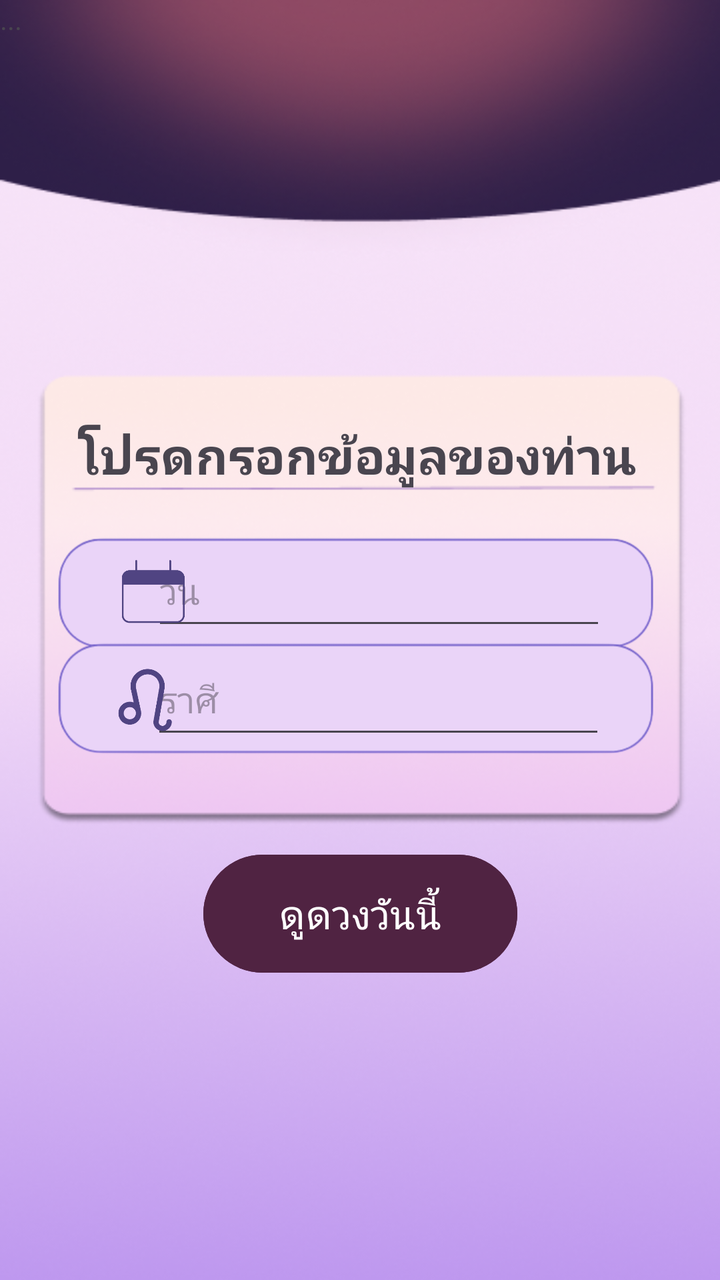
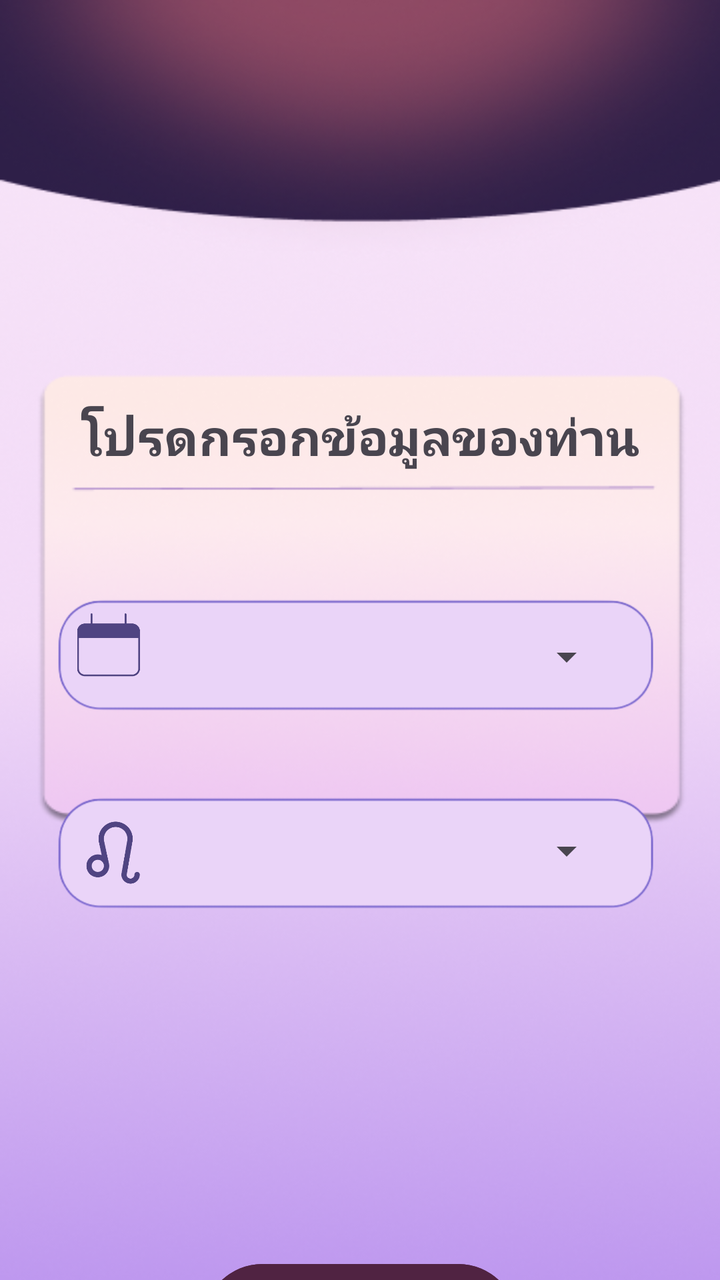

The first picture is an Android layout as it rendered before a commit; the second is the same layout after the commit. The layout source and the unified diff follow.
<!-- AndroidManifest.xml: application theme Theme.Dara -->
<!-- res/layout/fragment_info.xml -->
<?xml version="1.0" encoding="utf-8"?>
<androidx.constraintlayout.widget.ConstraintLayout xmlns:android="http://schemas.android.com/apk/res/android"
    xmlns:app="http://schemas.android.com/apk/res-auto"
    xmlns:tools="http://schemas.android.com/tools"
    android:layout_width="match_parent"
    android:layout_height="match_parent"
    android:background="@drawable/info_dara"
    tools:context=".InfoFragment">

    

    <TextView
        android:layout_width="match_parent"
        android:layout_height="match_parent"
        android:text="@string/hello_blank_fragment"
        tools:layout_editor_absoluteX="140dp"
        tools:layout_editor_absoluteY="-370dp" />

    <TextView
        android:id="@+id/textView3"
        android:layout_width="283dp"
        android:layout_height="36dp"
        android:fontFamily="@font/montserrat"
        android:text="โปรดกรอกข้อมูลของท่าน"
        android:textSize="25sp"
        android:textStyle="bold"
        app:layout_constraintBottom_toBottomOf="parent"
        app:layout_constraintEnd_toEndOf="parent"
        app:layout_constraintStart_toStartOf="parent"
        app:layout_constraintTop_toTopOf="parent"
        app:layout_constraintVertical_bias="0.348" />

    <ImageView
        android:id="@+id/imageView3"
        android:layout_width="362dp"
        android:layout_height="111dp"
        app:layout_constraintBottom_toBottomOf="parent"
        app:layout_constraintEnd_toEndOf="parent"
        app:layout_constraintHorizontal_bias="0.489"
        app:layout_constraintStart_toStartOf="parent"
        app:layout_constraintTop_toTopOf="parent"
        app:layout_constraintVertical_bias="0.447"
        app:srcCompat="@drawable/frame" />

    <ImageView
        android:id="@+id/imageView4"
        android:layout_width="362dp"
        android:layout_height="111dp"
        app:layout_constraintBottom_toBottomOf="parent"
        app:layout_constraintEnd_toEndOf="parent"
        app:layout_constraintHorizontal_bias="0.489"
        app:layout_constraintStart_toStartOf="parent"
        app:layout_constraintTop_toTopOf="parent"
        app:layout_constraintVertical_bias="0.546"
        app:srcCompat="@drawable/frame" />

    <EditText
        android:id="@+id/editTextText"
        android:layout_width="227dp"
        android:layout_height="52dp"
        android:ems="10"
        android:hint="วัน"
        android:inputType="text"
        app:layout_constraintBottom_toBottomOf="parent"
        app:layout_constraintEnd_toEndOf="parent"
        app:layout_constraintHorizontal_bias="0.572"
        app:layout_constraintStart_toStartOf="parent"
        app:layout_constraintTop_toTopOf="parent"
        app:layout_constraintVertical_bias="0.456" />

    <EditText
        android:id="@+id/edt_info_zodiac"
        android:layout_width="227dp"
        android:layout_height="52dp"
        android:ems="10"
        android:hint="ราศี"
        android:inputType="text"
        app:layout_constraintBottom_toBottomOf="parent"
        app:layout_constraintEnd_toEndOf="parent"
        app:layout_constraintHorizontal_bias="0.57"
        app:layout_constraintStart_toStartOf="parent"
        app:layout_constraintTop_toTopOf="parent"
        app:layout_constraintVertical_bias="0.548" />

    <ImageView
        android:id="@+id/imageView6"
        android:layout_width="35dp"
        android:layout_height="34dp"
        app:layout_constraintBottom_toBottomOf="parent"
        app:layout_constraintEnd_toEndOf="parent"
        app:layout_constraintHorizontal_bias="0.17"
        app:layout_constraintStart_toStartOf="parent"
        app:layout_constraintTop_toTopOf="parent"
        app:layout_constraintVertical_bias="0.548"
        app:srcCompat="@drawable/zodiac" />

    <ImageView
        android:id="@+id/imageView7"
        android:layout_width="38dp"
        android:layout_height="42dp"
        app:layout_constraintBottom_toBottomOf="parent"
        app:layout_constraintEnd_toEndOf="parent"
        app:layout_constraintHorizontal_bias="0.179"
        app:layout_constraintStart_toStartOf="parent"
        app:layout_constraintTop_toTopOf="parent"
        app:layout_constraintVertical_bias="0.461"
        app:srcCompat="@drawable/calendar" />

    <Button
        android:id="@+id/btn_info"
        android:layout_width="157dp"
        android:layout_height="67dp"
        android:backgroundTint="#502342"
        android:fontFamily="@font/montserrat"
        android:text="ดูดวงวันนี้"
        android:textSize="20sp"
        app:layout_constraintBottom_toBottomOf="parent"
        app:layout_constraintEnd_toEndOf="parent"
        app:layout_constraintStart_toStartOf="parent"
        app:layout_constraintTop_toTopOf="parent"
        app:layout_constraintVertical_bias="0.739" />

</androidx.constraintlayout.widget.ConstraintLayout>
<!-- resources referenced by this layout -->
<resources>
  <!-- drawable calendar: png bitmap (drawable, 7718 bytes) -->
  <!-- drawable frame: png bitmap (drawable, 10566 bytes) -->
  <!-- drawable info_dara: png bitmap (drawable, 166858 bytes) -->
  <!-- drawable zodiac: png bitmap (drawable, 13341 bytes) -->
  <string name="hello_blank_fragment">...</string>
  <style name="Theme.Dara" parent="Base.Theme.Dara" />
  <style name="Base.Theme.Dara" parent="Theme.Material3.DayNight.NoActionBar">
          
          
      </style>
</resources>

<!-- the commit's change to res/layout/fragment_info.xml (unified diff, before → after) -->
@@ -1,5 +1,6 @@
 <?xml version="1.0" encoding="utf-8"?>
-<androidx.constraintlayout.widget.ConstraintLayout xmlns:android="http://schemas.android.com/apk/res/android"
+<androidx.constraintlayout.widget.ConstraintLayout
+    xmlns:android="http://schemas.android.com/apk/res/android"
     xmlns:app="http://schemas.android.com/apk/res-auto"
     xmlns:tools="http://schemas.android.com/tools"
     android:layout_width="match_parent"
@@ -10,16 +11,9 @@
     
 
     <TextView
-        android:layout_width="match_parent"
-        android:layout_height="match_parent"
-        android:text="@string/hello_blank_fragment"
-        tools:layout_editor_absoluteX="140dp"
-        tools:layout_editor_absoluteY="-370dp" />
-
-    <TextView
-        android:id="@+id/textView3"
-        android:layout_width="283dp"
-        android:layout_height="36dp"
+        android:id="@+id/textTitle"
+        android:layout_width="wrap_content"
+        android:layout_height="wrap_content"
         android:fontFamily="@font/montserrat"
         android:text="โปรดกรอกข้อมูลของท่าน"
         android:textSize="25sp"
@@ -28,96 +22,85 @@
         app:layout_constraintEnd_toEndOf="parent"
         app:layout_constraintStart_toStartOf="parent"
         app:layout_constraintTop_toTopOf="parent"
-        app:layout_constraintVertical_bias="0.348" />
+        app:layout_constraintVertical_bias="0.332" />
 
     <ImageView
-        android:id="@+id/imageView3"
+        android:id="@+id/frameDay"
         android:layout_width="362dp"
         android:layout_height="111dp"
-        app:layout_constraintBottom_toBottomOf="parent"
+        android:layout_marginTop="32dp"
         app:layout_constraintEnd_toEndOf="parent"
         app:layout_constraintHorizontal_bias="0.489"
         app:layout_constraintStart_toStartOf="parent"
-        app:layout_constraintTop_toTopOf="parent"
-        app:layout_constraintVertical_bias="0.447"
+        app:layout_constraintTop_toBottomOf="@+id/textTitle"
         app:srcCompat="@drawable/frame" />
 
+    <Spinner
+        android:id="@+id/spinnerDay"
+        android:layout_width="227dp"
+        android:layout_height="52dp"
+        app:layout_constraintBottom_toBottomOf="@id/frameDay"
+        app:layout_constraintEnd_toEndOf="@id/frameDay"
+        app:layout_constraintHorizontal_bias="0.6"
+        app:layout_constraintStart_toStartOf="@id/frameDay"
+        app:layout_constraintTop_toTopOf="@id/frameDay"
+        app:layout_constraintVertical_bias="0.593" />
+
     <ImageView
-        android:id="@+id/imageView4"
+        android:id="@+id/iconCalendar"
+        android:layout_width="38dp"
+        android:layout_height="42dp"
+        android:layout_marginStart="36dp"
+        app:layout_constraintBottom_toBottomOf="@id/frameDay"
+        app:layout_constraintStart_toStartOf="@id/frameDay"
+        app:layout_constraintTop_toTopOf="@id/frameDay"
+        app:layout_constraintVertical_bias="0.507"
+        app:srcCompat="@drawable/calendar" />
+
+    <ImageView
+        android:id="@+id/frameZodiac"
         android:layout_width="362dp"
         android:layout_height="111dp"
-        app:layout_constraintBottom_toBottomOf="parent"
+        android:layout_marginTop="12dp"
         app:layout_constraintEnd_toEndOf="parent"
         app:layout_constraintHorizontal_bias="0.489"
         app:layout_constraintStart_toStartOf="parent"
-        app:layout_constraintTop_toTopOf="parent"
-        app:layout_constraintVertical_bias="0.546"
+        app:layout_constraintTop_toBottomOf="@+id/spinnerDay"
         app:srcCompat="@drawable/frame" />
 
-    <EditText
-        android:id="@+id/editTextText"
+    <Spinner
+        android:id="@+id/spinnerZodiac"
         android:layout_width="227dp"
         android:layout_height="52dp"
-        android:ems="10"
-        android:hint="วัน"
-        android:inputType="text"
-        app:layout_constraintBottom_toBottomOf="parent"
-        app:layout_constraintEnd_toEndOf="parent"
-        app:layout_constraintHorizontal_bias="0.572"
-        app:layout_constraintStart_toStartOf="parent"
-        app:layout_constraintTop_toTopOf="parent"
-        app:layout_constraintVertical_bias="0.456" />
-
-    <EditText
-        android:id="@+id/edt_info_zodiac"
-        android:layout_width="227dp"
-        android:layout_height="52dp"
-        android:ems="10"
-        android:hint="ราศี"
-        android:inputType="text"
-        app:layout_constraintBottom_toBottomOf="parent"
-        app:layout_constraintEnd_toEndOf="parent"
-        app:layout_constraintHorizontal_bias="0.57"
-        app:layout_constraintStart_toStartOf="parent"
-        app:layout_constraintTop_toTopOf="parent"
-        app:layout_constraintVertical_bias="0.548" />
+        app:layout_constraintBottom_toBottomOf="@id/frameZodiac"
+        app:layout_constraintEnd_toEndOf="@id/frameZodiac"
+        app:layout_constraintHorizontal_bias="0.6"
+        app:layout_constraintStart_toStartOf="@id/frameZodiac"
+        app:layout_constraintTop_toTopOf="@id/frameZodiac"
+        app:layout_constraintVertical_bias="0.559" />
 
     <ImageView
-        android:id="@+id/imageView6"
+        android:id="@+id/iconZodiac"
         android:layout_width="35dp"
         android:layout_height="34dp"
-        app:layout_constraintBottom_toBottomOf="parent"
-        app:layout_constraintEnd_toEndOf="parent"
-        app:layout_constraintHorizontal_bias="0.17"
-        app:layout_constraintStart_toStartOf="parent"
-        app:layout_constraintTop_toTopOf="parent"
-        app:layout_constraintVertical_bias="0.548"
+        android:layout_marginStart="40dp"
+        app:layout_constraintBottom_toBottomOf="@id/frameZodiac"
+        app:layout_constraintStart_toStartOf="@id/frameZodiac"
+        app:layout_constraintTop_toTopOf="@id/frameZodiac"
+        app:layout_constraintVertical_bias="0.545"
         app:srcCompat="@drawable/zodiac" />
-
-    <ImageView
-        android:id="@+id/imageView7"
-        android:layout_width="38dp"
-        android:layout_height="42dp"
-        app:layout_constraintBottom_toBottomOf="parent"
-        app:layout_constraintEnd_toEndOf="parent"
-        app:layout_constraintHorizontal_bias="0.179"
-        app:layout_constraintStart_toStartOf="parent"
-        app:layout_constraintTop_toTopOf="parent"
-        app:layout_constraintVertical_bias="0.461"
-        app:srcCompat="@drawable/calendar" />
 
     <Button
         android:id="@+id/btn_info"
         android:layout_width="157dp"
         android:layout_height="67dp"
+        android:layout_marginTop="628dp"
         android:backgroundTint="#502342"
         android:fontFamily="@font/montserrat"
         android:text="ดูดวงวันนี้"
         android:textSize="20sp"
-        app:layout_constraintBottom_toBottomOf="parent"
         app:layout_constraintEnd_toEndOf="parent"
         app:layout_constraintStart_toStartOf="parent"
-        app:layout_constraintTop_toTopOf="parent"
-        app:layout_constraintVertical_bias="0.739" />
+        app:layout_constraintTop_toTopOf="parent" />
 
 </androidx.constraintlayout.widget.ConstraintLayout>
<!-- resource entries referenced after the edit -->
@@ -4,7 +4,6 @@
   <!-- drawable frame: png bitmap (drawable, 10566 bytes) -->
   <!-- drawable info_dara: png bitmap (drawable, 166858 bytes) -->
   <!-- drawable zodiac: png bitmap (drawable, 13341 bytes) -->
-  <string name="hello_blank_fragment">...</string>
   <style name="Theme.Dara" parent="Base.Theme.Dara" />
   <style name="Base.Theme.Dara" parent="Theme.Material3.DayNight.NoActionBar">
           
